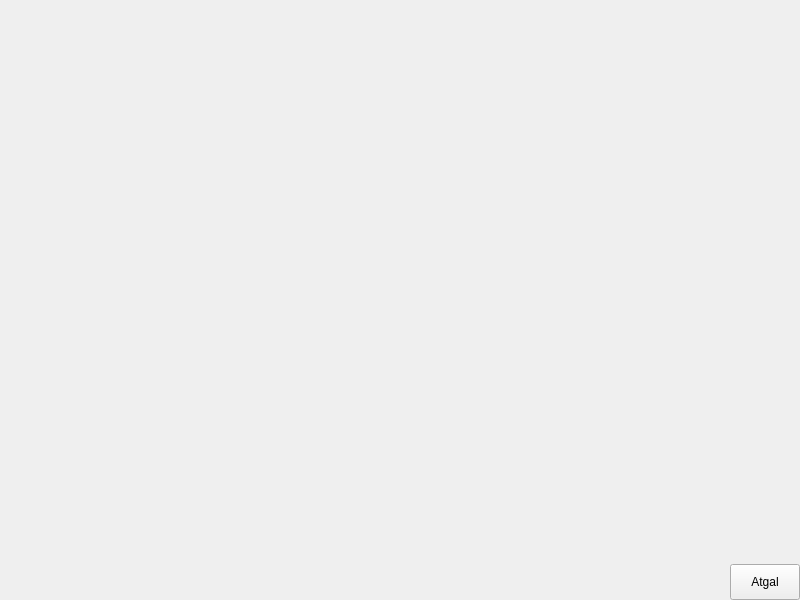
vincnetas/alaus-radaras, file nokia/AlausRadaras/beermap.ui: the form before one commit.
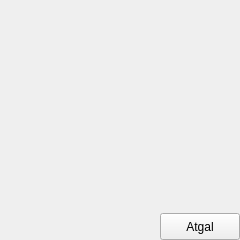
The form after the commit. Icons and pictures are not drawn.

The edit to the form file:
```diff
--- a/nokia/AlausRadaras/beermap.ui
+++ b/nokia/AlausRadaras/beermap.ui
@@ -6,14 +6,20 @@
    <rect>
     <x>0</x>
     <y>0</y>
-    <width>800</width>
-    <height>600</height>
+    <width>240</width>
+    <height>240</height>
    </rect>
   </property>
+  <property name="sizePolicy">
+   <sizepolicy hsizetype="Expanding" vsizetype="Expanding">
+    <horstretch>0</horstretch>
+    <verstretch>0</verstretch>
+   </sizepolicy>
+  </property>
   <property name="windowTitle">
    <string>MainWindow</string>
   </property>
-  <layout class="QVBoxLayout" name="verticalLayout" stretch="10,0">
+  <layout class="QVBoxLayout" name="verticalLayout" stretch="8,1">
    <property name="spacing">
     <number>0</number>
    </property>
@@ -36,7 +42,7 @@
     </widget>
    </item>
    <item>
-    <layout class="QHBoxLayout" name="horizontalLayout">
+    <layout class="QHBoxLayout" name="horizontalLayout" stretch="8,4">
      <item>
       <spacer name="horizontalSpacer">
        <property name="orientation">
@@ -52,10 +58,15 @@
      </item>
      <item>
       <widget class="QPushButton" name="btnBack">
+       <property name="sizePolicy">
+        <sizepolicy hsizetype="Minimum" vsizetype="Minimum">
+         <horstretch>0</horstretch>
+         <verstretch>10</verstretch>
+        </sizepolicy>
+       </property>
        <property name="styleSheet">
         <string notr="true">#btnBack{
 border-image:url(:/images/batonas.png);
-padding:10px 20px 10px 20px;
 }</string>
        </property>
        <property name="text">
```
Left out of the diff: 2 changed lines with no effect on the pictures.
